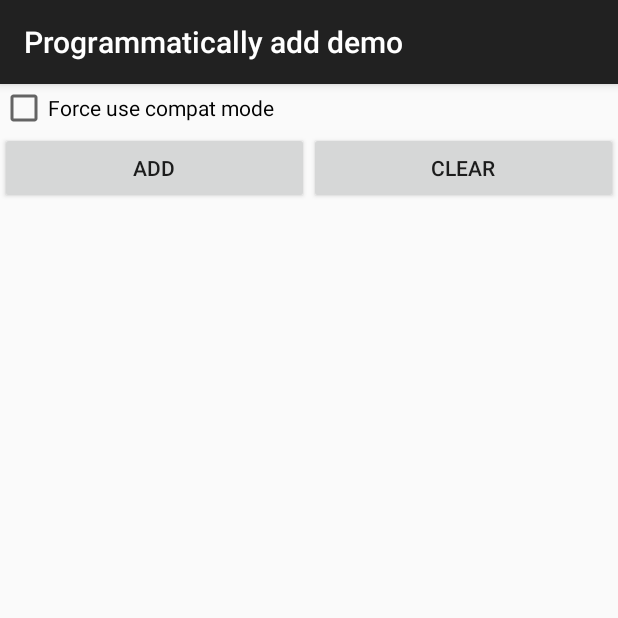
After one commit to h6ah4i/android-materialshadowninepatch, an Android app: the ProgrammaticallyAddDemoActivity screen opened directly, with no data from a screen before it, on a phone screen of 412 x 824 dp, the top half of it. The commit adds this screen. Run offline under Robolectric (Android 15) with nearby library versions, the phone set to English and light mode, and no system bars.

Commit message:
Add a new demo: "Programmatically add"

```diff
--- a/example/src/main/java/com/h6ah4i/android/example/materialshadowninepatch/MainActivity.java
+++ b/example/src/main/java/com/h6ah4i/android/example/materialshadowninepatch/MainActivity.java
@@ -35,6 +35,7 @@ public class MainActivity extends ActionBarActivity implements View.OnClickListe
         findViewById(R.id.button_xy_position_demo).setOnClickListener(this);
         findViewById(R.id.button_z_position_animation_demo).setOnClickListener(this);
         findViewById(R.id.button_shadow_styles_demo).setOnClickListener(this);
+        findViewById(R.id.button_programmatically_add_demo).setOnClickListener(this);
 
         /** {@link android.util.Property} is only available on API level 14 or later */
         findViewById(R.id.button_z_position_animation_demo).setEnabled(
@@ -56,6 +57,9 @@ public class MainActivity extends ActionBarActivity implements View.OnClickListe
             case R.id.button_shadow_styles_demo:
                 launchActivity(ShadowStylesDemoActivity.class);
                 break;
+            case R.id.button_programmatically_add_demo:
+                launchActivity(ProgrammaticallyAddDemoActivity.class);
+                break;
             default:
                 break;
         }
--- /dev/null
+++ b/example/src/main/java/com/h6ah4i/android/example/materialshadowninepatch/ProgrammaticallyAddDemoActivity.java
@@ -0,0 +1,21 @@
+package com.h6ah4i.android.example.materialshadowninepatch;
+
+import android.os.Bundle;
+import android.support.v7.app.ActionBarActivity;
+
+/**
+ * Created by hasegawa on 9/13/15.
+ */
+public class ProgrammaticallyAddDemoActivity extends ActionBarActivity {
+
+    @Override
+    protected void onCreate(Bundle savedInstanceState) {
+        super.onCreate(savedInstanceState);
+        setContentView(R.layout.activity_demo_screen);
+        if (savedInstanceState == null) {
+            getSupportFragmentManager().beginTransaction()
+                    .add(R.id.container, new ProgrammaticallyAddDemoFragment())
+                    .commit();
+        }
+    }
+}
--- /dev/null
+++ b/example/src/main/java/com/h6ah4i/android/example/materialshadowninepatch/ProgrammaticallyAddDemoFragment.java
@@ -0,0 +1,157 @@
+/*
+ *    Copyright (C) 2015 Haruki Hasegawa
+ *
+ *    Licensed under the Apache License, Version 2.0 (the "License");
+ *    you may not use this file except in compliance with the License.
+ *    You may obtain a copy of the License at
+ *
+ *        http://www.apache.org/licenses/LICENSE-2.0
+ *
+ *    Unless required by applicable law or agreed to in writing, software
+ *    distributed under the License is distributed on an "AS IS" BASIS,
+ *    WITHOUT WARRANTIES OR CONDITIONS OF ANY KIND, either express or implied.
+ *    See the License for the specific language governing permissions and
+ *    limitations under the License.
+ */
+
+package com.h6ah4i.android.example.materialshadowninepatch;
+
+import android.content.Context;
+import android.graphics.Color;
+import android.os.Bundle;
+import android.support.v4.app.Fragment;
+import android.support.v4.view.ViewCompat;
+import android.support.v7.widget.AppCompatTextView;
+import android.view.Gravity;
+import android.view.LayoutInflater;
+import android.view.View;
+import android.view.ViewGroup;
+import android.widget.ActionMenuView;
+import android.widget.Button;
+import android.widget.CheckBox;
+import android.widget.CompoundButton;
+import android.widget.FrameLayout;
+import android.widget.LinearLayout;
+import android.widget.SeekBar;
+import android.widget.TextView;
+
+import com.h6ah4i.android.materialshadowninepatch.MaterialShadowContainerView;
+
+public class ProgrammaticallyAddDemoFragment
+        extends Fragment
+        implements View.OnClickListener,
+        CheckBox.OnCheckedChangeListener {
+
+    private CheckBox mCheckBoxForceUseCompatMode;
+    private LinearLayout mItemsContainer;
+    private Button mAddButton;
+    private Button mClearButton;
+
+    public ProgrammaticallyAddDemoFragment() {
+    }
+
+    @Override
+    public View onCreateView(LayoutInflater inflater, ViewGroup container, Bundle savedInstanceState) {
+        final View rootView = inflater.inflate(R.layout.fragment_programmatically_add_demo, container, false);
+
+        mCheckBoxForceUseCompatMode = (CheckBox) (rootView.findViewById(R.id.checkbox_force_use_compat_mode));
+        mItemsContainer = (LinearLayout) (rootView.findViewById(R.id.items_container));
+        mAddButton = (Button) (rootView.findViewById(R.id.button_add));
+        mClearButton = (Button) (rootView.findViewById(R.id.button_clear));
+
+        mCheckBoxForceUseCompatMode.setOnCheckedChangeListener(this);
+        mAddButton.setOnClickListener(this);
+        mClearButton.setOnClickListener(this);
+
+        return rootView;
+    }
+
+    @Override
+    public void onClick(View v) {
+        switch (v.getId()) {
+            case R.id.button_add:
+                addItem();
+                break;
+            case R.id.button_clear:
+                clearItems();
+                break;
+        }
+    }
+
+    @Override
+    public void onCheckedChanged(CompoundButton buttonView, boolean isChecked) {
+        switch (buttonView.getId()) {
+            case R.id.checkbox_force_use_compat_mode:
+                setForceCompatMode(isChecked);
+                break;
+        }
+    }
+
+    private void addItem() {
+        LinearLayout parent = mItemsContainer;
+        Context context = parent.getContext();
+        float density = context.getResources().getDisplayMetrics().density;
+
+        AppCompatTextView itemView = new AppCompatTextView(context);
+
+        // Need to specify type of the shadow. Specify one of the following to the fourth parameter.
+        //
+        // - R.style.ms9_DefaultShadowStyle[Z6|Z9|Z18]
+        // - R.style.ms9_DefaultShadowStyle[Z6|Z9|Z18]CompatOnly
+        // - R.style.ms9_NoDisplayedPositionAffectShadowStyle[Z6|Z9|Z18]
+        // - R.style.ms9_NoDisplayedPositionAffectShadowStyle[Z6|Z9|Z18]CompatOnly
+        // - R.style.ms9_CompositeShadowStyle[Z6|Z9|Z18]
+        // - R.style.ms9_CompositeShadowStyle[Z6|Z9|Z18]CompatOnly
+        MaterialShadowContainerView shadowView = new MaterialShadowContainerView(
+                context, null, 0, R.style.ms9_DefaultShadowStyle);
+
+
+        // Setup the itemView
+        {
+            MaterialShadowContainerView.LayoutParams layoutParams =
+                    new MaterialShadowContainerView.LayoutParams(
+                            ViewGroup.LayoutParams.MATCH_PARENT, (int) (density * 56));
+
+            // Need to set background color and margins
+            itemView.setBackgroundColor(Color.WHITE);
+            layoutParams.setMargins(
+                    (int) (8 * density), (int) (8 * density),
+                    (int) (8 * density), (int) (8 * density));
+            itemView.setLayoutParams(layoutParams);
+
+            itemView.setText("Item " + (parent.getChildCount() + 1));
+            itemView.setGravity(Gravity.CENTER);
+
+        }
+
+        // Setup the shadowView
+        {
+            LinearLayout.LayoutParams layoutParams =
+                    new LinearLayout.LayoutParams(
+                            ViewGroup.LayoutParams.MATCH_PARENT,
+                            ViewGroup.LayoutParams.WRAP_CONTENT);
+
+            shadowView.setLayoutParams(layoutParams);
+
+            shadowView.setShadowElevation(density * 4);
+            shadowView.setForceUseCompatShadow(mCheckBoxForceUseCompatMode.isChecked());
+        }
+
+        // Add views
+        shadowView.addView(itemView);
+        parent.addView(shadowView);
+    }
+
+    private void clearItems() {
+        mItemsContainer.removeAllViews();
+    }
+
+    public void setForceCompatMode(boolean forceCompatMode) {
+        int n = mItemsContainer.getChildCount();
+
+        for (int i = 0; i < n; i++) {
+            MaterialShadowContainerView v = (MaterialShadowContainerView) mItemsContainer.getChildAt(i);
+            v.setForceUseCompatShadow(forceCompatMode);
+        }
+    }
+}
--- a/example/src/main/res/layout/activity_main.xml
+++ b/example/src/main/res/layout/activity_main.xml
@@ -43,4 +43,10 @@
         android:layout_height="56dp"
         android:text="@string/shadow_styles_demo" />
 
+    <Button
+        android:id="@+id/button_programmatically_add_demo"
+        android:layout_width="match_parent"
+        android:layout_height="56dp"
+        android:text="@string/programmatically_add_demo" />
+
 </LinearLayout>
--- /dev/null
+++ b/example/src/main/res/layout/fragment_programmatically_add_demo.xml
@@ -0,0 +1,70 @@
+<!--
+       Copyright (C) 2015 Haruki Hasegawa
+
+       Licensed under the Apache License, Version 2.0 (the "License");
+       you may not use this file except in compliance with the License.
+       You may obtain a copy of the License at
+
+           http://www.apache.org/licenses/LICENSE-2.0
+
+       Unless required by applicable law or agreed to in writing, software
+       distributed under the License is distributed on an "AS IS" BASIS,
+       WITHOUT WARRANTIES OR CONDITIONS OF ANY KIND, either express or implied.
+       See the License for the specific language governing permissions and
+       limitations under the License.
+-->
+<RelativeLayout xmlns:android="http://schemas.android.com/apk/res/android"
+                xmlns:tools="http://schemas.android.com/tools"
+                android:layout_width="match_parent"
+                android:layout_height="match_parent"
+                tools:context=".ZPositionAnimationDemoFragment">
+
+    <CheckBox
+        android:id="@+id/checkbox_force_use_compat_mode"
+        android:layout_width="match_parent"
+        android:layout_height="wrap_content"
+        android:layout_alignParentTop="true"
+        android:enabled="@bool/is_lollipop_or_later"
+        android:text="Force use compat mode"/>
+
+    <LinearLayout
+        android:id="@+id/buttons_container"
+        android:layout_width="match_parent"
+        android:layout_height="wrap_content"
+        android:layout_below="@+id/checkbox_force_use_compat_mode"
+        android:orientation="horizontal">
+
+        <Button
+            android:id="@+id/button_add"
+            android:layout_width="0dp"
+            android:layout_height="wrap_content"
+            android:layout_weight="1"
+            android:text="Add"/>
+
+        <Button
+            android:id="@+id/button_clear"
+            android:layout_width="0dp"
+            android:layout_height="wrap_content"
+            android:layout_weight="1"
+            android:text="Clear"/>
+
+    </LinearLayout>
+
+
+    <ScrollView
+        android:layout_width="match_parent"
+        android:layout_height="match_parent"
+        android:layout_below="@+id/buttons_container">
+
+        <!-- Add views to this LinearLayout programmatically -->
+        <LinearLayout
+            android:id="@+id/items_container"
+            android:layout_width="match_parent"
+            android:layout_height="wrap_content"
+            android:orientation="vertical">
+
+        </LinearLayout>
+
+    </ScrollView>
+
+</RelativeLayout>
--- a/example/src/main/res/values/strings.xml
+++ b/example/src/main/res/values/strings.xml
@@ -19,4 +19,5 @@
     <string name="xy_position_demo">XY position demo</string>
     <string name="z_position_animation_demo">Z position animation demo</string>
     <string name="shadow_styles_demo">Shadow styles demo</string>
+    <string name="programmatically_add_demo">Programmatically add demo</string>
 </resources>
```
Also changed, not shown: example/src/main/AndroidManifest.xml (+22 -14 lines).
